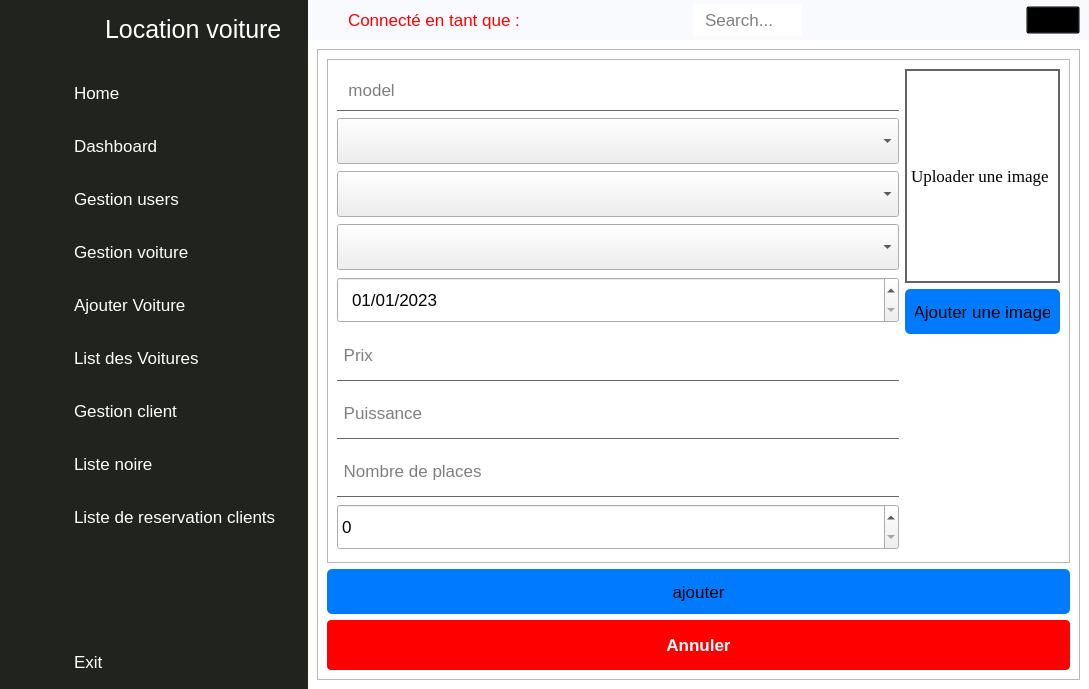
Old version of the form main_ui.ui in the repository walidhabbach/Car-Rental-Desktop-app.
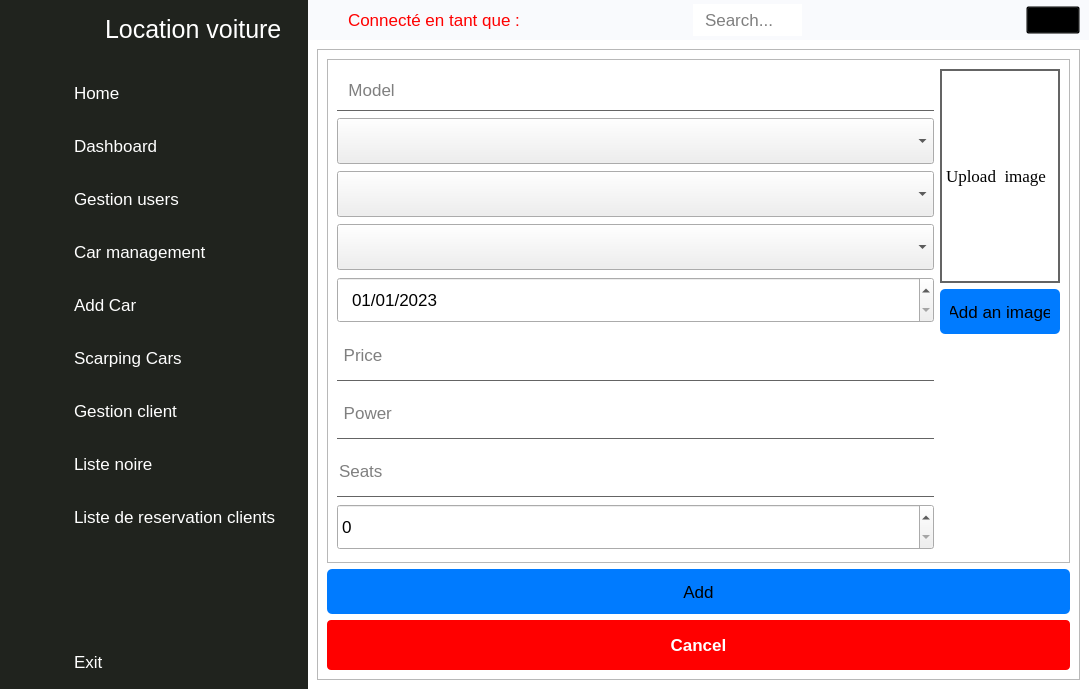
New version of the form. The open tabs and pages were chosen to show the change. Icons and pictures are not drawn.

Patch:
```diff
--- a/main_ui.ui
+++ b/main_ui.ui
@@ -290,7 +290,7 @@
          <item>
           <widget class="QPushButton" name="cars_btn">
            <property name="text">
-            <string>Gestion voiture</string>
+            <string>Car management</string>
            </property>
            <property name="icon">
             <iconset resource="resource.qrc">
@@ -314,14 +314,14 @@
          <item>
           <widget class="QPushButton" name="addCars_page_Btn">
            <property name="text">
-            <string>Ajouter Voiture</string>
+            <string>Add Car</string>
            </property>
           </widget>
          </item>
          <item>
           <widget class="QPushButton" name="scrap_cars_Btn">
            <property name="text">
-            <string>List des Voitures</string>
+            <string>Scarping Cars</string>
            </property>
           </widget>
          </item>
@@ -957,7 +957,7 @@
 </string>
                      </property>
                      <property name="text">
-                      <string>Uploader une image </string>
+                      <string>Upload  image </string>
                      </property>
                     </widget>
                    </item>
@@ -971,7 +971,7 @@
 border-bottom: 1px solid rgb(100,100,100)</string>
                        </property>
                        <property name="placeholderText">
-                        <string> Nombre de places</string>
+                        <string>Seats</string>
                        </property>
                       </widget>
                      </item>
@@ -1024,7 +1024,7 @@
 border-bottom: 1px solid rgb(100,100,100)</string>
                        </property>
                        <property name="placeholderText">
-                        <string> Prix</string>
+                        <string> Price</string>
                        </property>
                       </widget>
                      </item>
@@ -1039,7 +1039,7 @@
                         <string/>
                        </property>
                        <property name="placeholderText">
-                        <string> Puissance</string>
+                        <string> Power</string>
                        </property>
                       </widget>
                      </item>
@@ -1058,7 +1058,7 @@
 border-bottom: 1px solid rgb(100,100,100)</string>
                        </property>
                        <property name="placeholderText">
-                        <string>  model</string>
+                        <string>  Model</string>
                        </property>
                       </widget>
                      </item>
@@ -1088,7 +1088,7 @@
 padding: 10px;</string>
                      </property>
                      <property name="text">
-                      <string>Ajouter une image</string>
+                      <string>Add an image</string>
                      </property>
                     </widget>
                    </item>
@@ -1105,7 +1105,7 @@
 padding: 10px;</string>
                   </property>
                   <property name="text">
-                   <string>ajouter</string>
+                   <string>Add</string>
                   </property>
                  </widget>
                 </item>
@@ -1120,7 +1120,7 @@
 height: 50px;</string>
                   </property>
                   <property name="text">
-                   <string>Annuler</string>
+                   <string>Cancel</string>
                   </property>
                  </widget>
                 </item>
```
Left out of the diff: 8 changed lines with no effect on the pictures.
